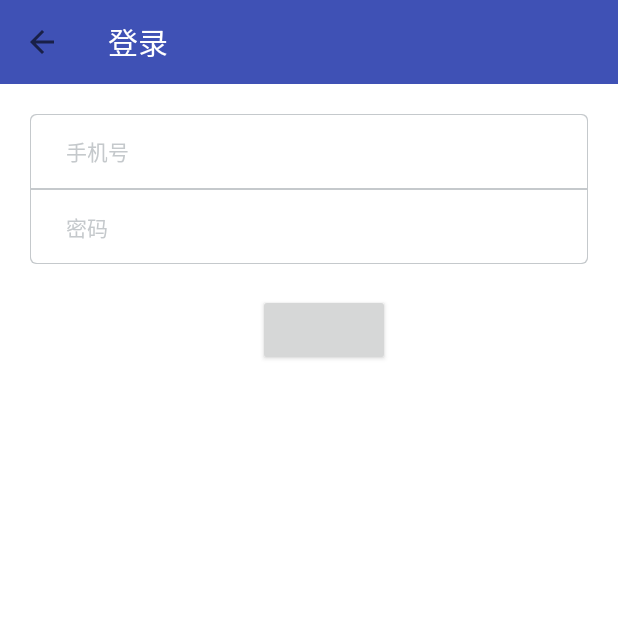
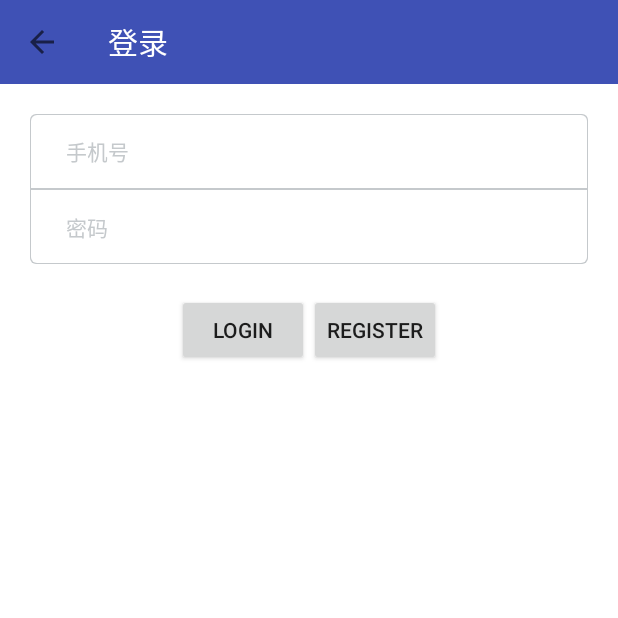
Before and after one commit to 318Young/LeShengBao, an Android app: the LoginActivity screen opened directly, with no data from a screen before it, on a phone screen of 412 x 824 dp, the top half of it. Run offline under Robolectric (Android 15) with nearby library versions, the phone set to English and light mode, and no system bars.

Commit message:
重新整理，login修改

```diff
--- a/app/src/main/java/com/young/leshengbao/LoginActivity.java
+++ b/app/src/main/java/com/young/leshengbao/LoginActivity.java
@@ -1,23 +1,15 @@
 package com.young.leshengbao;
 
-import android.animation.ObjectAnimator;
 import android.os.Bundle;
-import android.support.v7.app.AppCompatActivity;
 import android.support.v7.widget.Toolbar;
 import android.text.TextUtils;
 import android.view.MenuItem;
 import android.view.View;
 import android.widget.EditText;
-import android.widget.LinearLayout;
 
 import com.young.leshengbao.parentclass.ParentActivity;
 import com.young.leshengbao.service.WebServiceOpforBt;
-import com.young.leshengbao.utils.LogUtil;
 import com.young.leshengbao.utils.ToastUtil;
-import com.young.leshengbao.view.stereo.CustomEdittext;
-import com.young.leshengbao.view.stereo.CustomTextView;
-import com.young.leshengbao.view.stereo.RippleView;
-import com.young.leshengbao.view.stereo.StereoView;
 
 import org.ksoap2.serialization.SoapObject;
 
@@ -26,14 +18,10 @@ import java.util.HashMap;
 import java.util.Map;
 
 
-public class LoginActivity extends ParentActivity implements View.OnClickListener{
+public class LoginActivity extends ParentActivity implements View.OnClickListener {
 
     private EditText etUsername;
-    private EditText etEmail;
     private EditText etPassword;
-    private LinearLayout lyWelcome;
-    private CustomTextView tvWelcome;
-    private int translateY;
 
     private Toolbar toolbar;
 
@@ -51,8 +39,9 @@ public class LoginActivity extends ParentActivity implements View.OnClickListene
     public void initViews() {
         etUsername = (EditText) findViewById(R.id.et_username);
         etPassword = (EditText) findViewById(R.id.et_password);
-        lyWelcome = (LinearLayout) findViewById(R.id.ly_welcome);
         toolbar = (Toolbar) findViewById(R.id.toolbar);
+        findViewById(R.id.bt_login).setOnClickListener(this);
+        findViewById(R.id.bt_register).setOnClickListener(this);
 
         toolbar.setTitle("登录");
         toolbar.setTitleTextColor(getResources().getColor(R.color.white));
@@ -69,40 +58,26 @@ public class LoginActivity extends ParentActivity implements View.OnClickListene
     @Override
     public void onClick(View v) {
         switch (v.getId()) {
-//            case R.id.rv_email:
-//                rvEmail.setiRippleAnimListener(new RippleView.IRippleAnimListener() {
-//                    @Override
-//                    public void onComplete(View view) {
-//                        stereoView.toPre();
-//                    }
-//                });
-//                break;
-            case R.id.ly_welcome:
+            case R.id.bt_login:
                 if (TextUtils.isEmpty(etUsername.getText())) {
-                    ToastUtil.showInfo(LoginActivity.this,"请输入用户名!");
+                    ToastUtil.showInfo(LoginActivity.this, "请输入用户名!");
                     return;
                 }
-//                if (TextUtils.isEmpty(etEmail.getText())) {
-//                    ToastUtil.showInfo(LoginActivity.this,"请输入邮箱!");
-//                    stereoView.setItem(1);
-//                    return;
-//                }
                 if (TextUtils.isEmpty(etPassword.getText())) {
-                    ToastUtil.showInfo(LoginActivity.this,"请输入密码!");
+                    ToastUtil.showInfo(LoginActivity.this, "请输入密码!");
                     return;
                 }
-                startExitAnim();
+                break;
+            case R.id.bt_register:
+                break;
+            default:
                 break;
         }
     }
 
-    private void startExitAnim() {
-        ToastUtil.showInfo(LoginActivity.this,"登录成功 =.=");
-    }
-
     @Override
     public boolean onOptionsItemSelected(MenuItem item) {
-        switch (item.getItemId()){
+        switch (item.getItemId()) {
             case android.R.id.home:
                 finish();
                 break;
@@ -110,14 +85,16 @@ public class LoginActivity extends ParentActivity implements View.OnClickListene
         return super.onOptionsItemSelected(item);
     }
 
-    public void loginTest(){
+    public void loginTest() {
         WebServiceOpforBt webServiceOpforBt = new WebServiceOpforBt();
         Map map = new HashMap<>();
-        map.put("loginName","admin");
-        map.put("Pwd","123");
-        SoapObject soapObject = null ;
+        map.put("loginName", etUsername.getText().toString());
+        map.put("Pwd", etPassword.getText().toString());
+        SoapObject soapObject = null;
         try {
-            soapObject = webServiceOpforBt.LoadResult(this.getString(R.string.name_space) ,this.getString(R.string.url_address),this.getString(R.string.login_method),map);
+            soapObject = webServiceOpforBt.LoadResult(this.getString(R.string.name_space), this.getString(R.string.url_address), this.getString(R.string.login_method), map);
+
+            int result = Integer.parseInt(soapObject.getProperty("Value").toString());
         } catch (IOException e) {
             e.printStackTrace();
         }
--- a/app/src/main/res/layout/activity_login.xml
+++ b/app/src/main/res/layout/activity_login.xml
@@ -30,7 +30,7 @@
             android:orientation="vertical">
 
             <EditText
-                android:id="@+id/et_password"
+                android:id="@+id/et_username"
                 android:layout_width="match_parent"
                 android:layout_height="wrap_content"
                 android:padding="4dp"
@@ -48,7 +48,7 @@
                 android:layout_height="1dp"
                 android:background="@color/bg_gray"/>
             <EditText
-                android:id="@+id/et_username"
+                android:id="@+id/et_password"
                 android:layout_width="match_parent"
                 android:layout_height="wrap_content"
                 android:padding="4dp"
@@ -66,18 +66,21 @@
 
 
         <LinearLayout
-            android:id="@+id/ly_welcome"
             android:layout_width="wrap_content"
             android:layout_height="wrap_content"
-            android:focusable="true"
-            android:focusableInTouchMode="true"
             android:gravity="center_vertical"
-            android:paddingLeft="20dp"
             android:orientation="horizontal">
 
             <Button
+                android:id="@+id/bt_login"
                 android:layout_width="wrap_content"
-                android:layout_height="wrap_content" />
+                android:layout_height="wrap_content"
+                android:text="login"/>
+            <Button
+                android:id="@+id/bt_register"
+                android:layout_width="wrap_content"
+                android:layout_height="wrap_content"
+                android:text="register"/>
         </LinearLayout>
 
 </LinearLayout>
```
